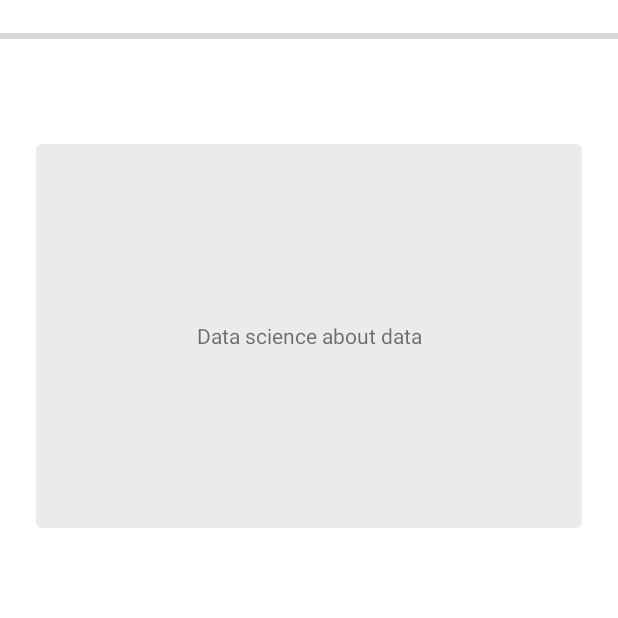
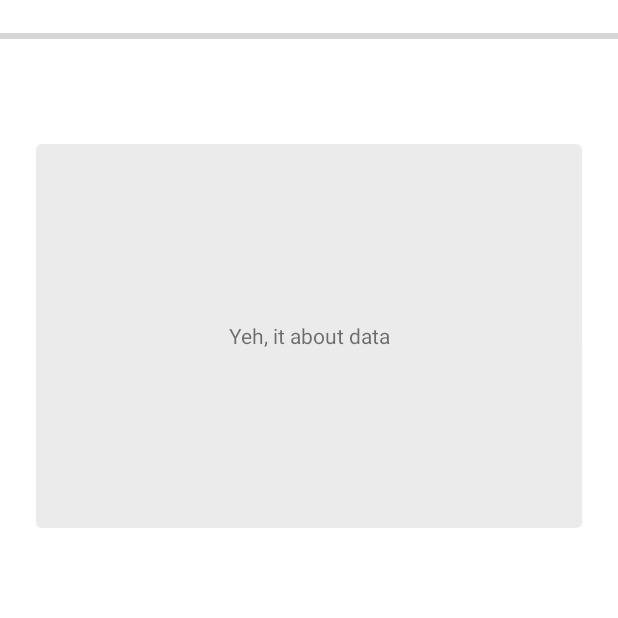
Before and after one commit to balezz/ODScards, an Android app: the FlashCardFragment screen opened directly, with no data from a screen before it, after a tap on "Data science about data", on a phone screen of 412 x 824 dp, the top half of it. Run offline under Robolectric (Android 15) with nearby library versions, the phone set to English and light mode, and no system bars; 1 statement that could not run was skipped.

Commit message:
Refactor controllers and implement card rotation

```diff
--- a/app/src/main/java/ru/balezz/odscards/FlashCardActivity.java
+++ b/app/src/main/java/ru/balezz/odscards/FlashCardActivity.java
@@ -2,7 +2,7 @@ package ru.balezz.odscards;
 
 import androidx.fragment.app.Fragment;
 
-import ru.balezz.odscards.models.FlashCard;
+import ru.balezz.odscards.controllers.FlashCardFragment;
 
 public class FlashCardActivity extends SingleFragmentActivity {
 
--- a/app/src/main/java/ru/balezz/odscards/FlashCardFragment.java
+++ /dev/null
@@ -1,42 +0,0 @@
-package ru.balezz.odscards;
-
-import android.os.Bundle;
-import android.view.LayoutInflater;
-import android.view.View;
-import android.view.ViewGroup;
-import android.view.animation.Animation;
-import android.view.animation.AnimationUtils;
-import android.view.animation.RotateAnimation;
-
-import androidx.annotation.NonNull;
-import androidx.annotation.Nullable;
-import androidx.fragment.app.Fragment;
-
-import com.google.android.material.card.MaterialCardView;
-
-public class FlashCardFragment extends Fragment {
-    public static FlashCardFragment newInstance() {
-        return new FlashCardFragment();
-    }
-    MaterialCardView mMaterialCardView;
-
-
-    @Nullable
-    @Override
-    public View onCreateView(@NonNull LayoutInflater inflater, @Nullable ViewGroup container, @Nullable Bundle savedInstanceState) {
-        View v = inflater.inflate(R.layout.fragment_flashcard, container, false);
-
-        final Animation animationRotate = AnimationUtils.
-                loadAnimation(getActivity(), R.anim.rotate_center);
-
-        mMaterialCardView = (MaterialCardView) v.findViewById(R.id.mcview);
-        mMaterialCardView.setOnClickListener(new View.OnClickListener() {
-            @Override
-            public void onClick(View v) {
-                mMaterialCardView.startAnimation(animationRotate);
-            }
-        });
-
-        return v;
-    }
-}
--- a/app/src/main/java/ru/balezz/odscards/LectureListActivity.java
+++ b/app/src/main/java/ru/balezz/odscards/LectureListActivity.java
@@ -1,8 +1,8 @@
 package ru.balezz.odscards;
 
-import android.content.Intent;
+import androidx.fragment.app.Fragment;
 
-import androidx.fragment.app.Fragment;
+import ru.balezz.odscards.controllers.LectureListFragment;
 
 public class LectureListActivity extends SingleFragmentActivity {
 
--- a/app/src/main/java/ru/balezz/odscards/LecturePageActivity.java
+++ b/app/src/main/java/ru/balezz/odscards/LecturePageActivity.java
@@ -6,6 +6,8 @@ import android.net.Uri;
 import android.util.Log;
 
 import androidx.fragment.app.Fragment;
+
+import ru.balezz.odscards.controllers.LecturePageFragment;
 
 public class LecturePageActivity extends SingleFragmentActivity {
 
--- a/app/src/main/java/ru/balezz/odscards/MainActivity.java
+++ b/app/src/main/java/ru/balezz/odscards/MainActivity.java
@@ -1,6 +1,8 @@
 package ru.balezz.odscards;
 
 import androidx.fragment.app.Fragment;
+
+import ru.balezz.odscards.controllers.MainFragment;
 
 
 public class MainActivity extends SingleFragmentActivity {
--- /dev/null
+++ b/app/src/main/java/ru/balezz/odscards/controllers/FlashCardFragment.java
@@ -0,0 +1,77 @@
+package ru.balezz.odscards.controllers;
+
+import android.os.Bundle;
+import android.view.LayoutInflater;
+import android.view.View;
+import android.view.ViewGroup;
+import android.view.animation.AccelerateInterpolator;
+import android.view.animation.Animation;
+import android.view.animation.AnimationUtils;
+import android.view.animation.RotateAnimation;
+
+import androidx.annotation.NonNull;
+import androidx.annotation.Nullable;
+import androidx.fragment.app.Fragment;
+
+import com.google.android.material.card.MaterialCardView;
+
+import ru.balezz.odscards.R;
+import ru.balezz.odscards.utils.Rotate3dAnimation;
+
+public class FlashCardFragment extends Fragment {
+    public static FlashCardFragment newInstance() {
+        return new FlashCardFragment();
+    }
+    MaterialCardView mCardFace;
+    MaterialCardView mCardBack;
+    boolean mCardFaceVisible = true;
+
+
+    @Nullable
+    @Override
+    public View onCreateView(@NonNull LayoutInflater inflater,
+                             @Nullable ViewGroup container,
+                             @Nullable Bundle savedInstanceState) {
+        View v = inflater.inflate(R.layout.fragment_flashcard, container, false);
+
+        final Animation animationRotate = AnimationUtils.
+                loadAnimation(getActivity(), R.anim.rotate_center);
+
+        mCardFace = (MaterialCardView) v.findViewById(R.id.card_face);
+        mCardBack = (MaterialCardView) v.findViewById(R.id.card_back);
+        mCardBack.setVisibility(View.GONE);
+
+        mCardFace.setOnClickListener(new View.OnClickListener() {
+            @Override
+            public void onClick(View v) {
+                    mCardFaceVisible = false;
+                    applyRotation(mCardFace);
+                    mCardFace.setVisibility(View.GONE);
+                    mCardBack.setVisibility(View.VISIBLE);
+            }
+        });
+
+        mCardBack.setOnClickListener(new View.OnClickListener() {
+            @Override
+            public void onClick(View v) {
+                mCardFaceVisible = true;
+                applyRotation(mCardBack);
+                mCardFace.setVisibility(View.VISIBLE);
+                mCardBack.setVisibility(View.GONE);
+            }
+        });
+
+        return v;
+    }
+
+    private void applyRotation(MaterialCardView cardView) {
+        final float centerX = cardView.getWidth() / 2.0f;
+        final float centerY = cardView.getHeight() / 2.0f;
+
+        final Rotate3dAnimation rotation = new Rotate3dAnimation(0, 0,
+                0, 180, 0, 0);
+        rotation.setDuration(500);
+        rotation.setInterpolator(new AccelerateInterpolator());
+        cardView.startAnimation(rotation);
+    }
+}
--- a/app/src/main/java/ru/balezz/odscards/LectureListFragment.java
+++ b/app/src/main/java/ru/balezz/odscards/controllers/LectureListFragment.java
@@ -1,4 +1,4 @@
-package ru.balezz.odscards;
+package ru.balezz.odscards.controllers;
 
 import android.content.Intent;
 import android.os.Build;
@@ -17,6 +17,8 @@ import androidx.recyclerview.widget.RecyclerView;
 
 import java.util.List;
 
+import ru.balezz.odscards.LecturePageActivity;
+import ru.balezz.odscards.R;
 import ru.balezz.odscards.models.Lecture;
 import ru.balezz.odscards.models.LectureLab;
 
@@ -92,7 +94,7 @@ public class LectureListFragment extends Fragment {
         setHasOptionsMenu(true);
     }
 
-    static LectureListFragment newInstance() {
+    public static LectureListFragment newInstance() {
         return new LectureListFragment();
     }
 
--- a/app/src/main/java/ru/balezz/odscards/LecturePageFragment.java
+++ b/app/src/main/java/ru/balezz/odscards/controllers/LecturePageFragment.java
@@ -1,4 +1,4 @@
-package ru.balezz.odscards;
+package ru.balezz.odscards.controllers;
 
 import android.net.Uri;
 import android.os.Bundle;
@@ -11,6 +11,8 @@ import android.webkit.WebViewClient;
 import androidx.annotation.NonNull;
 import androidx.annotation.Nullable;
 import androidx.fragment.app.Fragment;
+
+import ru.balezz.odscards.R;
 
 public class LecturePageFragment extends Fragment {
     private static final String ARG_URI = "lecture_page_uri";
--- a/app/src/main/java/ru/balezz/odscards/MainFragment.java
+++ b/app/src/main/java/ru/balezz/odscards/controllers/MainFragment.java
@@ -1,4 +1,4 @@
-package ru.balezz.odscards;
+package ru.balezz.odscards.controllers;
 
 import android.content.Intent;
 import android.os.Bundle;
@@ -11,11 +11,15 @@ import androidx.annotation.NonNull;
 import androidx.annotation.Nullable;
 import androidx.fragment.app.Fragment;
 
+import ru.balezz.odscards.FlashCardActivity;
+import ru.balezz.odscards.LectureListActivity;
+import ru.balezz.odscards.R;
+
 public class MainFragment extends Fragment {
     ImageView mLectureImageView;
     ImageView mFlashCardImageView;
 
-    static MainFragment getInstance() {
+    public static MainFragment getInstance() {
         return new MainFragment();
     }
 
--- /dev/null
+++ b/app/src/main/java/ru/balezz/odscards/utils/Rotate3dAnimation.java
@@ -0,0 +1,70 @@
+package ru.balezz.odscards.utils;
+
+/*
+Original code found at:
+https://code.google.com/p/android-stocker/source/browse/trunk/src/com/twofuse/stocker/Rotate3dAnimation.java?r=2
+Use (in set):
+Rotate3dAnimation skew = new Rotate3dAnimation(20, 0, 0, 0, 0, 0);
+set.addAnimation(skew);
+animation = new TranslateAnimation(0, 0, 0, 0, Animation.RELATIVE_TO_SELF, 0.5f, 0, 0);
+set.addAnimation(animation);
+// set.setStartOffset((position ) * 10);
+Use (single view):
+Rotate3dAnimation skew = new Rotate3dAnimation(20, 0, 0, 0, 0, 0);
+view.startAnimation(skew);
+*/
+
+import android.view.animation.Animation;
+
+import android.view.animation.Transformation;
+import android.graphics.Camera;
+import android.graphics.Matrix;
+
+public class Rotate3dAnimation extends Animation {
+    private final float fromXDegrees;
+    private final float toXDegrees;
+    private final float fromYDegrees;
+    private final float toYDegrees;
+    private final float fromZDegrees;
+    private final float toZDegrees;
+    private Camera camera;
+    private int width = 0;
+    private int height = 0;
+
+    public Rotate3dAnimation(float fromXDegrees, float toXDegrees, float fromYDegrees, float toYDegrees, float fromZDegrees, float toZDegrees) {
+        this.fromXDegrees = fromXDegrees;
+        this.toXDegrees = toXDegrees;
+        this.fromYDegrees = fromYDegrees;
+        this.toYDegrees = toYDegrees;
+        this.fromZDegrees = fromZDegrees;
+        this.toZDegrees = toZDegrees;
+    }
+
+    @Override
+    public void initialize(int width, int height, int parentWidth, int parentHeight) {
+        super.initialize(width, height, parentWidth, parentHeight);
+        this.width = width / 2;
+        this.height = height / 2;
+        camera = new Camera();
+    }
+
+    @Override
+    protected void applyTransformation(float interpolatedTime, Transformation t) {
+        float xDegrees = fromXDegrees + ((toXDegrees - fromXDegrees) * interpolatedTime);
+        float yDegrees = fromYDegrees + ((toYDegrees - fromYDegrees) * interpolatedTime);
+        float zDegrees = fromZDegrees + ((toZDegrees - fromZDegrees) * interpolatedTime);
+
+        final Matrix matrix = t.getMatrix();
+
+        camera.save();
+        camera.rotateX(xDegrees);
+        camera.rotateY(yDegrees);
+        camera.rotateZ(zDegrees);
+        camera.getMatrix(matrix);
+        camera.restore();
+
+        matrix.preTranslate(-this.width, -this.height);
+        matrix.postTranslate(this.width, this.height);
+    }
+
+}
--- a/app/src/main/res/layout/fragment_flashcard.xml
+++ b/app/src/main/res/layout/fragment_flashcard.xml
@@ -19,7 +19,7 @@
 
     <com.google.android.material.card.MaterialCardView
         android:layout_width="match_parent"
-        android:id="@+id/mcview"
+        android:id="@+id/card_face"
         android:layout_height="256dp"
         android:layout_marginLeft="24dp"
         android:layout_marginTop="96dp"
@@ -36,8 +36,27 @@
             android:gravity="center"
             android:text="@string/quest_example"
             />
+    </com.google.android.material.card.MaterialCardView>
 
+    <com.google.android.material.card.MaterialCardView
+        android:layout_width="match_parent"
+        android:id="@+id/card_back"
+        android:layout_height="256dp"
+        android:layout_marginLeft="24dp"
+        android:layout_marginTop="96dp"
+        android:layout_marginRight="24dp"
+        app:layout_constraintEnd_toEndOf="parent"
+        app:layout_constraintStart_toStartOf="parent"
+        app:layout_constraintTop_toTopOf="parent"
+        app:cardBackgroundColor="@color/light_card_background"
+        app:cardCornerRadius="4dp">
 
+        <TextView
+            android:layout_width="match_parent"
+            android:layout_height="match_parent"
+            android:gravity="center"
+            android:text="@string/answer_example"
+            />
     </com.google.android.material.card.MaterialCardView>
 
     <ImageButton
@@ -49,7 +68,8 @@
         android:layout_marginBottom="24dp"
         android:background="@drawable/btn_normal"
         app:layout_constraintBottom_toBottomOf="parent"
-        app:layout_constraintEnd_toEndOf="parent" />
+        app:layout_constraintEnd_toEndOf="parent"
+        android:contentDescription="@string/forward"/>
 
     <ImageButton
         android:id="@+id/btn_back"
--- a/app/src/main/res/layout/fragment_main.xml
+++ b/app/src/main/res/layout/fragment_main.xml
@@ -4,7 +4,7 @@
     xmlns:tools="http://schemas.android.com/tools"
     android:layout_width="match_parent"
     android:layout_height="match_parent"
-    tools:context=".MainFragment">
+    tools:context=".controllers.MainFragment">
 
     <com.google.android.material.appbar.AppBarLayout
         android:layout_width="match_parent"
--- a/app/src/main/res/values/strings.xml
+++ b/app/src/main/res/values/strings.xml
@@ -13,5 +13,7 @@
     <string name="i_know_it">Запомнил</string>
     <string name="quest_example">Data science about data</string>
     <string name="back">back</string>
+    <string name="forward">forward</string>
+    <string name="answer_example">Yeh, it about data</string>
 
 </resources>
```
